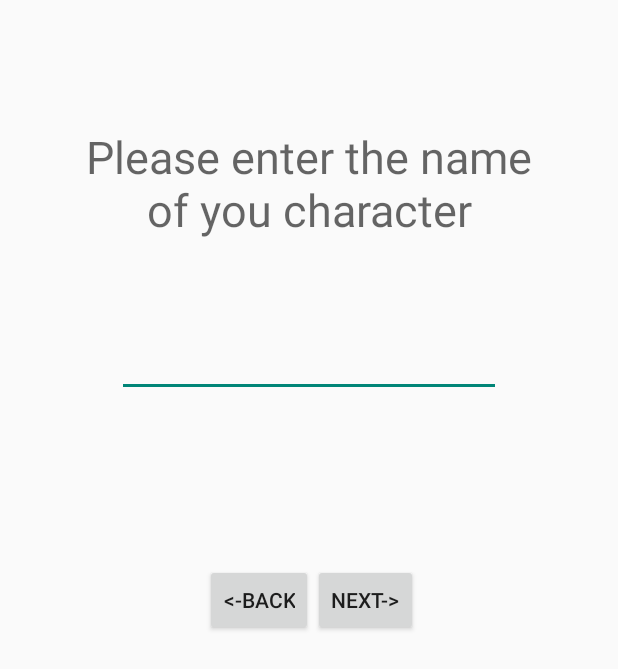
After one commit to regeim/Json2, an Android app: the CharNameActivity screen opened directly, with no data from a screen before it, on a phone screen of 412 x 824 dp. The commit adds this screen. Shown: the top 669 px of the screen. Run offline under Robolectric (Android 15) with nearby library versions, the phone set to English and light mode, and no system bars.

Commit message:
CharNameActivity

```diff
--- a/app/src/main/AndroidManifest.xml
+++ b/app/src/main/AndroidManifest.xml
@@ -8,14 +8,15 @@
 
         android:theme="@style/AppTheme" >
         <activity
-            android:name=".MainActivity"
-            android:label="@string/app_name" >
+            android:name=".MainActivity">
+
             <intent-filter>
                 <action android:name="android.intent.action.MAIN" />
 
                 <category android:name="android.intent.category.LAUNCHER" />
             </intent-filter>
         </activity>
+        <activity android:name=".CharNameActivity" ></activity>
     </application>
 
 </manifest>
--- /dev/null
+++ b/app/src/main/java/com/example/zoli/json/CharNameActivity.java
@@ -0,0 +1,26 @@
+package com.example.zoli.json;
+
+import android.app.Activity;
+import android.content.Intent;
+import android.os.Bundle;
+import android.view.View;
+
+/**
+ * Created by Zoli on 2015.03.03..
+ */
+public class CharNameActivity extends Activity {
+        @Override
+    protected void onCreate(Bundle savedInstanceState) {
+        super.onCreate(savedInstanceState);
+        setContentView(R.layout.char_name_activity);
+    }
+
+    public void button_pressed(View v){
+        switch (v.getId()){
+            case R.id.char_name_back_button:
+                Intent intent=new Intent(this, MainActivity.class);
+                startActivity(intent);
+        }
+
+    }
+}
--- a/app/src/main/res/layout/activity_main.xml
+++ b/app/src/main/res/layout/activity_main.xml
@@ -37,6 +37,7 @@
         android:layout_height="wrap_content"
         android:text="@string/next_button"
         android:id="@+id/next_button"
+        android:onClick="button_pressed"
         android:layout_alignParentBottom="true"
         android:layout_centerHorizontal="true"
         android:layout_marginBottom="80dp" />
--- /dev/null
+++ b/app/src/main/res/layout/char_name_activity.xml
@@ -0,0 +1,50 @@
+<?xml version="1.0" encoding="utf-8"?>
+<RelativeLayout xmlns:android="http://schemas.android.com/apk/res/android"
+    android:layout_width="match_parent" android:layout_height="match_parent">
+
+    <TextView
+        android:layout_width="wrap_content"
+        android:layout_height="wrap_content"
+        android:textAppearance="?android:attr/textAppearanceMedium"
+        android:text="Please enter the name of you character"
+        android:id="@+id/name_label"
+        android:textSize="30dp"
+        android:maxWidth="300dp"
+        android:gravity="center"
+        android:layout_marginTop="84dp"
+        android:layout_alignParentTop="true"
+        android:layout_centerHorizontal="true" />
+
+    <EditText
+        android:layout_width="wrap_content"
+        android:layout_height="wrap_content"
+        android:id="@+id/name_text"
+        android:ems="12"
+        android:layout_below="@+id/name_label"
+        android:layout_centerHorizontal="true"
+        android:layout_marginTop="59dp" />
+
+    <Button
+        style="?android:attr/buttonStyleSmall"
+        android:layout_width="wrap_content"
+        android:layout_height="wrap_content"
+        android:text="@string/char_name_next_button"
+        android:id="@+id/button"
+        android:layout_marginTop="111dp"
+        android:layout_below="@+id/name_text"
+        android:layout_alignRight="@+id/name_text"
+        android:layout_alignEnd="@+id/name_text"
+        android:layout_marginRight="55dp"
+        android:layout_marginEnd="55dp" />
+
+    <Button
+        style="?android:attr/buttonStyleSmall"
+        android:layout_width="wrap_content"
+        android:layout_height="wrap_content"
+        android:text="&lt;-Back"
+        android:id="@+id/char_name_back_button"
+        android:layout_alignTop="@+id/button"
+        android:layout_toLeftOf="@+id/button"
+        android:layout_toStartOf="@+id/button"
+        android:onClick="button_pressed"/>
+</RelativeLayout>
--- a/app/src/main/res/values/strings.xml
+++ b/app/src/main/res/values/strings.xml
@@ -6,6 +6,8 @@
     <string name="action_settings">Settings</string>
     <string name="get_data_btn">Get Data!</string>
     <string name="next_button">Next-></string>
+    <string name="char_name_next_button">Next-></string>
+    <string name="char_name_previous_button">Back</string>
     <string-array name="regions">
         <item>China</item>
         <item>EU</item>
--- a/app/src/main/res/values/styles.xml
+++ b/app/src/main/res/values/styles.xml
@@ -1,7 +1,8 @@
 <resources>
 
     <!-- Base application theme. -->
-    <style name="AppTheme" parent="Theme.AppCompat.Light.DarkActionBar">
+    <style name="AppTheme" parent="Theme.AppCompat.Light.NoActionBar">
+
         <!-- Customize your theme here. -->
     </style>
 
```
Also changed, not shown: app/src/main/java/com/example/zoli/json/ItemListActivity.java (added, +20 -0 lines), app/src/main/java/com/example/zoli/json/ItemListFragment.java (deleted, +0 -21 lines), app/src/main/java/com/example/zoli/json/MainActivity.java (+15 -3 lines), app/src/main/res/layout/item_list_activity.xml (renamed from app/src/main/res/layout/item_list_fragemnt.xml).
